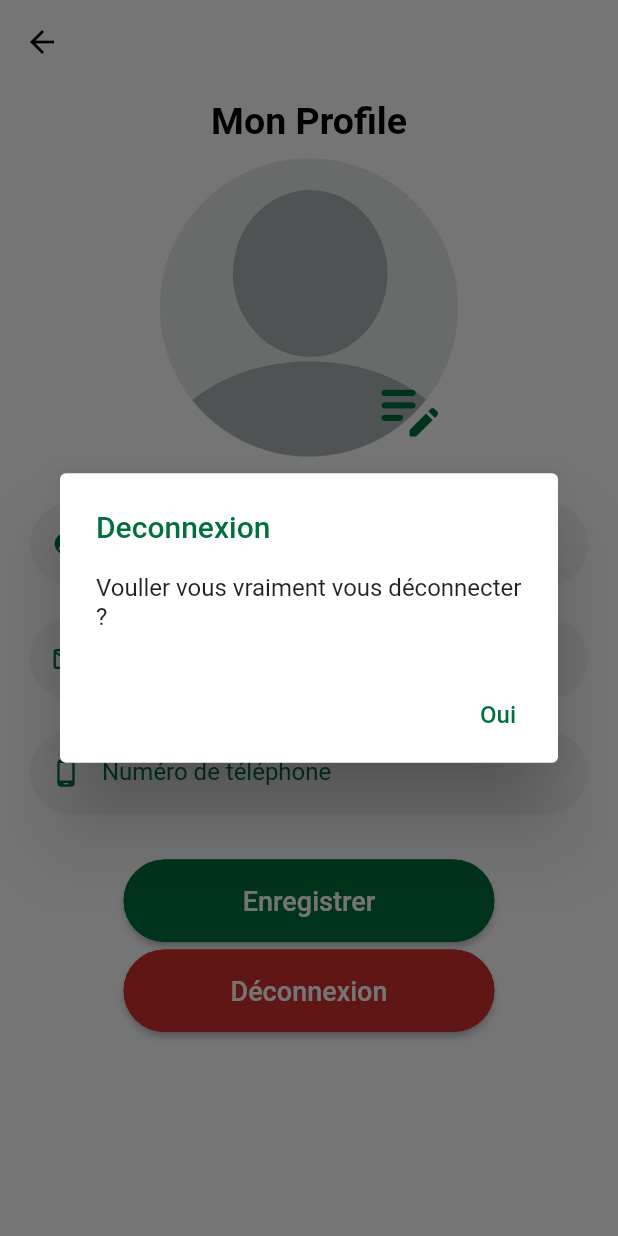
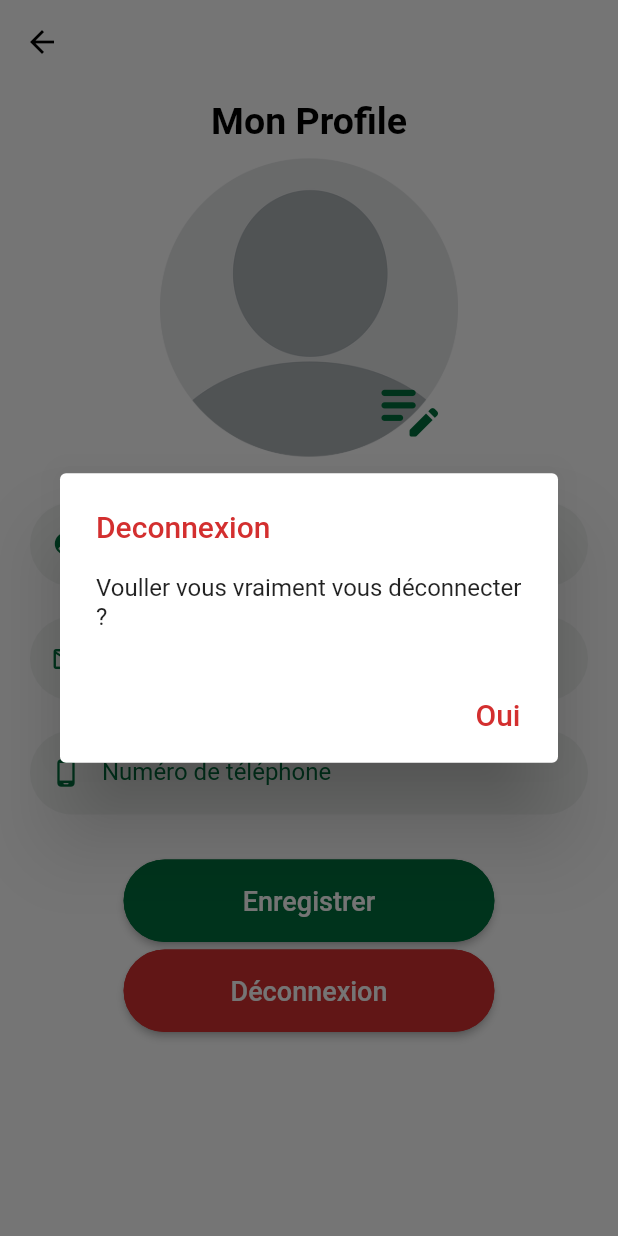
Before and after one commit to Chiraz32/Mini-Project-Chajrti, a Flutter app: the EditProfile screen opened by its route, after a tap on "Déconnexion", on a phone screen of 412 x 824 dp. Run offline on Flutter 3.47's test engine with Material 2 defaults, Android fonts, the light colour scheme and no system bars; our stand-ins replace email_validator, image_picker; Roboto replaces fonts that are missing (Poppins-Medium.ttf, Roboto-Light.ttf).

Commit message:
add logout 3

```diff
--- a/lib/Screens/editProfil.dart
+++ b/lib/Screens/editProfil.dart
@@ -389,7 +389,7 @@ class _EditProfileState extends State<EditProfile> {
                               return AlertDialog(
                                 title: Text("Deconnexion",
                                     style: TextStyle(
-                                        color: mainGreen,
+                                        color: Colors.red.shade700,
                                         fontFamily: defaultFontFamily,
                                         fontSize: 20)),
                                 content:
@@ -398,9 +398,9 @@ class _EditProfileState extends State<EditProfile> {
                                   TextButton(
                                     child: Text("Oui",
                                         style: TextStyle(
-                                            color: mainGreen,
+                                            color: Colors.red.shade700,
                                             fontFamily: defaultFontFamily,
-                                            fontSize: 16)),
+                                            fontSize: 20)),
                                     onPressed: () {
                                       Navigator.of(context).pop();
                                     },
```
